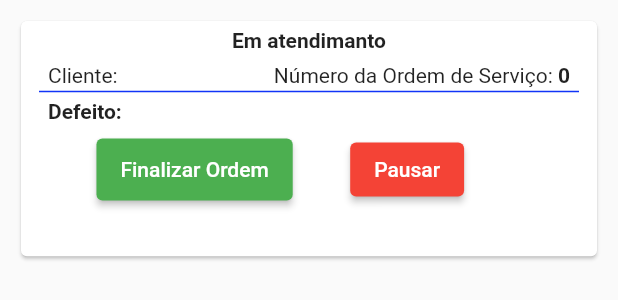
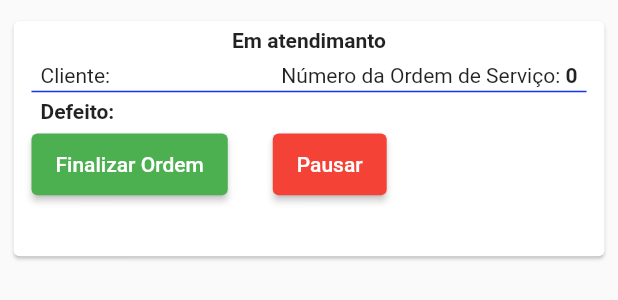
Before and after one commit to ViniciusVicco/SigacredMobxModularArchitecture, a Flutter app: the CustomOrderCard widget shown alone on an empty page, opened directly with empty values, on a phone screen of 412 x 824 dp. Shown: the top 300 px of the screen. Run offline on Flutter 3.47's test engine with Material 2 defaults, Android fonts, the phone set to English and light mode, and no system bars; our stand-ins replace dio, flutter_custom_clippers, flutter_mobx, flutter_modular, mobx; generated files the repository leaves out were written again; network calls fail.

```diff
--- a/lib/app/widgets/custom_order_card.dart
+++ b/lib/app/widgets/custom_order_card.dart
@@ -24,15 +24,17 @@ class _CustomOrderCardState extends State<CustomOrderCard> {
   @override
   Widget build(BuildContext context) {
     final height = MediaQuery.of(context).size.height;
+    final width = MediaQuery.of(context).size.width;
     return Padding(
-      padding: const EdgeInsets.symmetric(horizontal: 10, vertical: 10),
+      padding: const EdgeInsets.symmetric(horizontal: 5, vertical: 10),
       child: Container(
-        height: height * 0.20,
+        height: !widget.order.paussed ? height * 0.20 : height * 0.26,
         child: Card(
           elevation: 1,
           child: Padding(
             padding: const EdgeInsets.symmetric(horizontal: 12),
             child: Column(
+              crossAxisAlignment: CrossAxisAlignment.start,
               children: [
                 Padding(
                   padding: const EdgeInsets.symmetric(vertical: 5),
@@ -104,9 +106,11 @@ class _CustomOrderCardState extends State<CustomOrderCard> {
                 Padding(
                   padding: const EdgeInsets.symmetric(vertical: 3),
                   child: Row(
-                    mainAxisAlignment: MainAxisAlignment.spaceEvenly,
+                    mainAxisAlignment: MainAxisAlignment.start,
                     children: [
-                      SizedBox(
+                      Padding(
+                        padding: const EdgeInsets.only(right: 30),
+                        child: SizedBox(
                           height: height * 0.05,
                           child: CustomRaisedButton(
                             text: "Finalizar Ordem",
@@ -138,15 +142,16 @@ class _CustomOrderCardState extends State<CustomOrderCard> {
                                         CustomRaisedButton(
                                           color: Colors.green,
                                           onPressed: () {
-                                          if (formKey.currentState.validate()) {
+                                            if (formKey.currentState
+                                                .validate()) {
                                               controller
                                                   .closeOrder(
                                                       context,
                                                       widget.order.id,
                                                       observationTextController
                                                           .text)
-                                                .then((value) =>
-                                                    controller.getAllOrders());
+                                                  .then((value) => controller
+                                                      .getAllOrders());
                                               Navigator.of(context).pop();
                                             }
                                           },
@@ -165,17 +170,24 @@ class _CustomOrderCardState extends State<CustomOrderCard> {
                             },
                           ),
                         ),
+                      ),
                       widget.order.paussed
-                          ? CustomRaisedButton(
+                          ? SizedBox(
+                              height: height * 0.05,
+                              child: CustomRaisedButton(
                                 color: Colors.blue,
                                 onPressed: () {
                                   controller
                                       .startOrder(context, widget.order.id)
-                                    .then((value) => controller.getAllOrders());
+                                      .then(
+                                          (value) => controller.getAllOrders());
                                 },
                                 text: "Iniciar",
+                              ),
                             )
-                          : CustomRaisedButton(
+                          : SizedBox(
+                              height: height * 0.05,
+                              child: CustomRaisedButton(
                                 color: Colors.red,
                                 onPressed: () {
                                   showDialog(
@@ -213,7 +225,8 @@ class _CustomOrderCardState extends State<CustomOrderCard> {
                                                           widget.order.id,
                                                           pauseOrderTextController
                                                               .text)
-                                                    .then((value) => controller
+                                                      .then((value) =>
+                                                          controller
                                                               .getAllOrders());
                                                   Navigator.of(context).pop();
                                                 }
@@ -233,8 +246,16 @@ class _CustomOrderCardState extends State<CustomOrderCard> {
                                 },
                                 text: "Pausar",
                               ),
-                      Offstage(
+                            ),
+                    ],
+                  ),
+                ),
+                Padding(
+                  padding: const EdgeInsets.symmetric(vertical: 5),
+                  child: Offstage(
                     offstage: !widget.order.paussed,
+                    child: SizedBox(
+                      height: height * 0.05,
                       child: CustomRaisedButton(
                         color: Colors.black,
                         onPressed: () {
@@ -245,8 +266,7 @@ class _CustomOrderCardState extends State<CustomOrderCard> {
                         },
                         text: "Checar Histórico",
                       ),
-                      )
-                    ],
+                    ),
                   ),
                 )
               ],
```
Also changed, not shown: 1 other file. Lines whose indentation alone changed are shown as unchanged.
